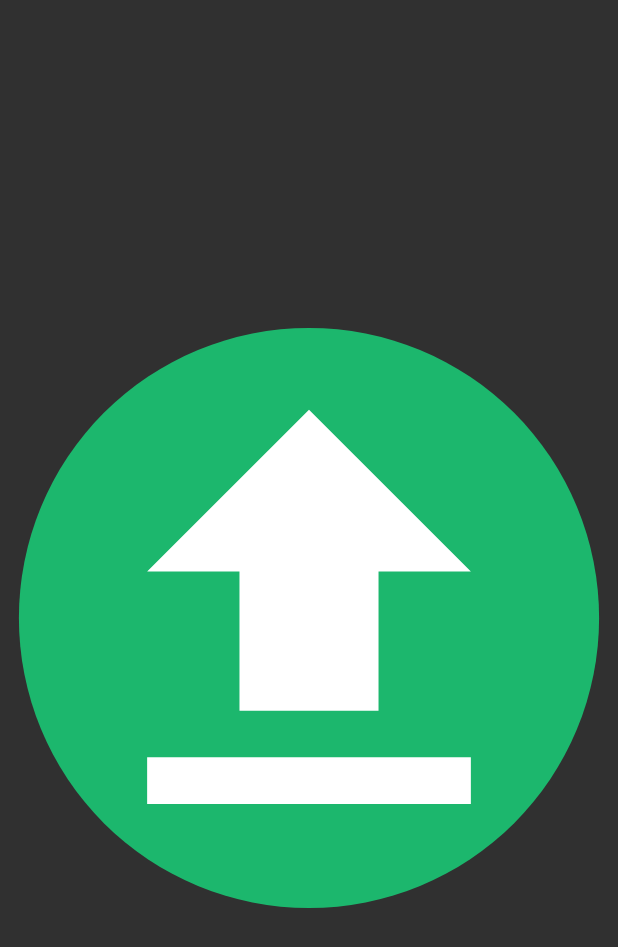
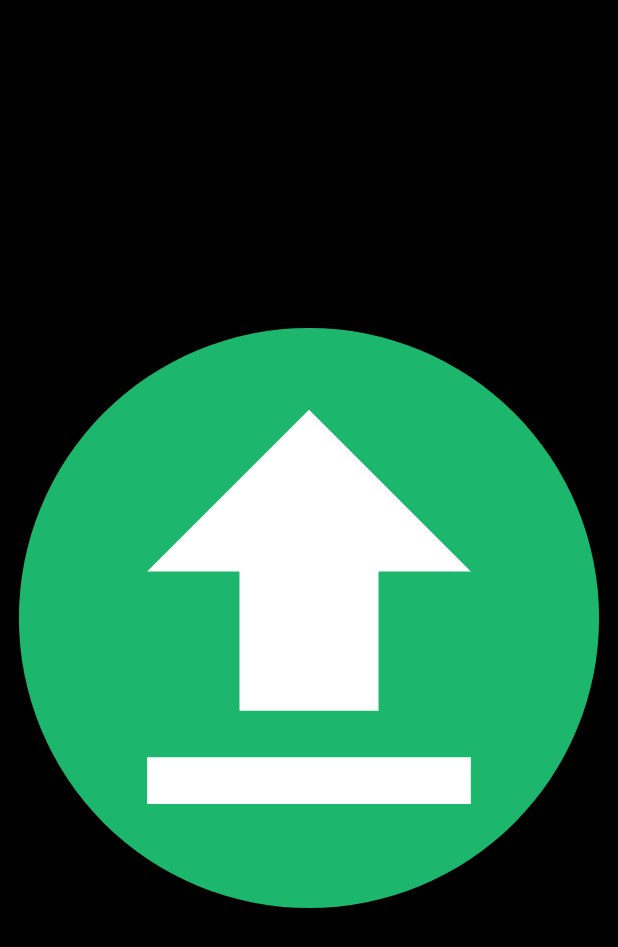
Before and after one commit to jmshrv/ImgurUp, a Flutter app: the screen it shows after launch, on a phone screen of 412 x 824 dp. Shown: the top 947 px of the screen. Run offline on Flutter 3.47's test engine with Material 2 defaults, Android fonts, the phone set to English and light mode, and no system bars; our stand-ins replace image_picker; missing offline and left inert: imgur.

Commit message:
Add theme data (and AMOLED background colour

```diff
--- a/lib/main.dart
+++ b/lib/main.dart
@@ -21,7 +21,12 @@ class ImgurUp extends StatelessWidget {
         // "/uploaded": (context) => UploadedScreen()
       },
       initialRoute: "/",
-      theme: ThemeData.dark(),
+      theme: ThemeData(
+        brightness: Brightness.dark,
+        accentColor: Color.fromARGB(255, 28, 183, 109),
+        buttonColor: Color.fromARGB(255, 28, 183, 109),
+        scaffoldBackgroundColor: Colors.black,
+      ),
     );
   }
 }
```
